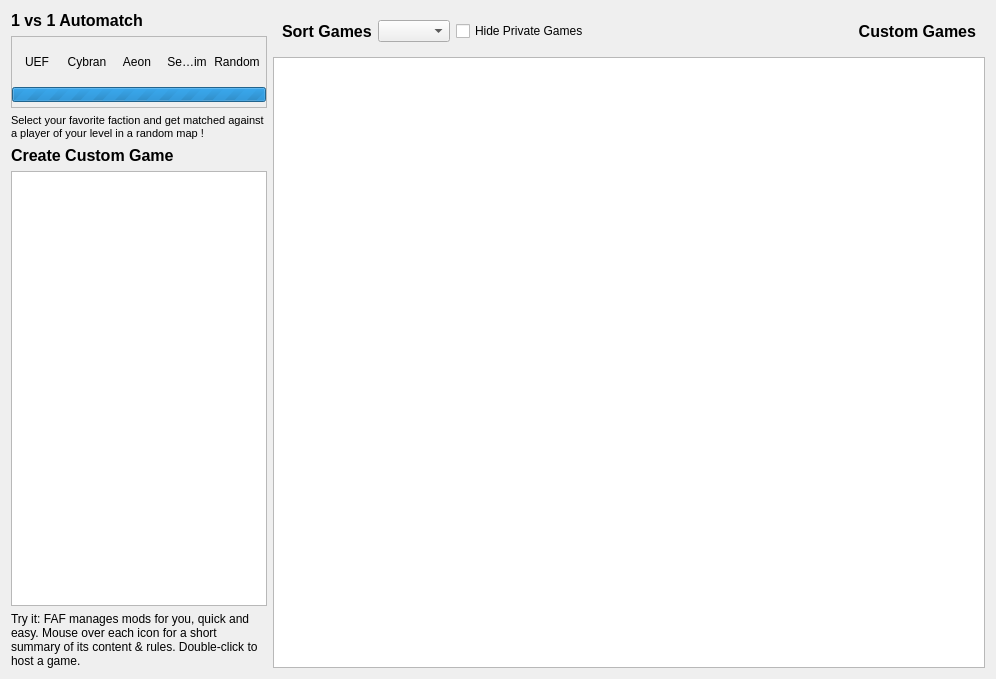
Old version of the form res/games/games.ui in the repository FAForever/client.
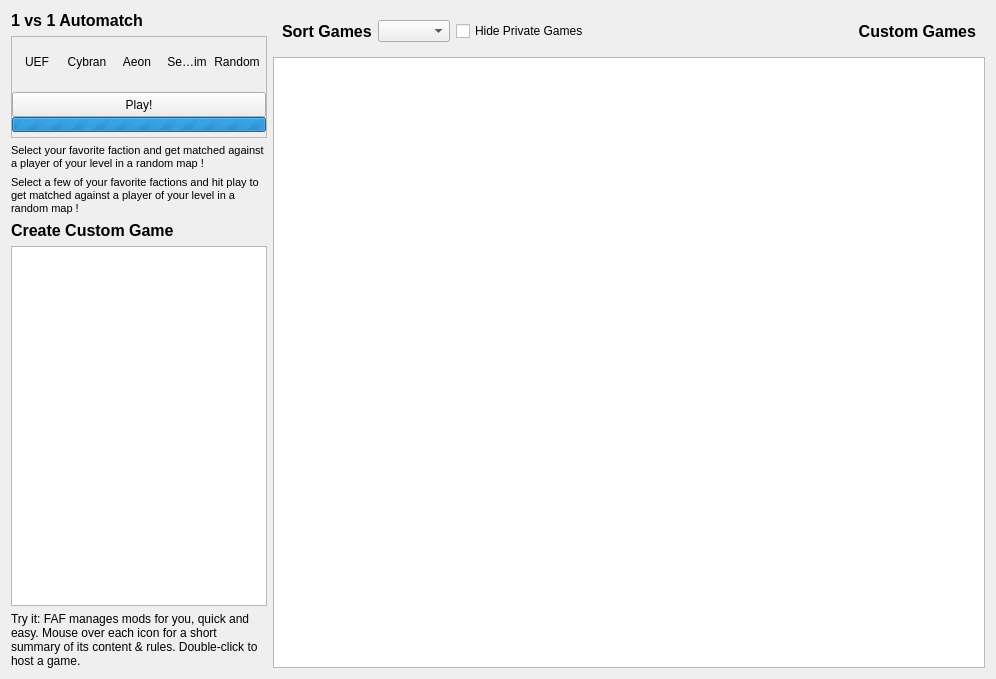
New version of the form.

Commit message:
Make it possible to choose subset of factions
The user has the option to select in the option menu to change the
behaviour of the buttons by being able to select multiple factions and
then press play. The client will choose a faction for the user and start
searching.

```diff
--- a/res/games/games.ui
+++ b/res/games/games.ui
@@ -84,6 +84,49 @@
          <property name="spacing">
           <number>0</number>
          </property>
+         <item row="3" column="0">
+          <widget class="QProgressBar" name="searchProgress">
+           <property name="font">
+            <font>
+             <pointsize>4</pointsize>
+            </font>
+           </property>
+           <property name="toolTip">
+            <string>Scanning for Opponents</string>
+           </property>
+           <property name="minimum">
+            <number>0</number>
+           </property>
+           <property name="maximum">
+            <number>0</number>
+           </property>
+           <property name="value">
+            <number>0</number>
+           </property>
+           <property name="alignment">
+            <set>Qt::AlignCenter</set>
+           </property>
+           <property name="format">
+            <string>scanning</string>
+           </property>
+          </widget>
+         </item>
+         <item row="4" column="0">
+          <spacer name="verticalSpacer">
+           <property name="orientation">
+            <enum>Qt::Vertical</enum>
+           </property>
+           <property name="sizeType">
+            <enum>QSizePolicy::Minimum</enum>
+           </property>
+           <property name="sizeHint" stdset="0">
+            <size>
+             <width>5</width>
+             <height>5</height>
+            </size>
+           </property>
+          </spacer>
+         </item>
          <item row="0" column="0">
           <layout class="QHBoxLayout" name="horizontalLayout_2">
            <property name="spacing">
@@ -352,47 +395,51 @@
           </layout>
          </item>
          <item row="2" column="0">
-          <spacer name="verticalSpacer">
-           <property name="orientation">
-            <enum>Qt::Vertical</enum>
+          <widget class="QToolButton" name="rankedPlay">
+           <property name="sizePolicy">
+            <sizepolicy hsizetype="Expanding" vsizetype="Fixed">
+             <horstretch>0</horstretch>
+             <verstretch>0</verstretch>
+            </sizepolicy>
            </property>
-           <property name="sizeType">
-            <enum>QSizePolicy::Minimum</enum>
-           </property>
-           <property name="sizeHint" stdset="0">
+           <property name="minimumSize">
             <size>
-             <width>5</width>
-             <height>5</height>
+             <width>0</width>
+             <height>25</height>
             </size>
            </property>
-          </spacer>
+           <property name="acceptDrops">
+            <bool>false</bool>
+           </property>
+           <property name="toolTip">
+            <string/>
+           </property>
+           <property name="whatsThis">
+            <string extracomment="Select some factions and start searching for a 1 vs 1 match"/>
+           </property>
+           <property name="autoFillBackground">
+            <bool>true</bool>
+           </property>
+           <property name="text">
+            <string>Play!</string>
+           </property>
+          </widget>
          </item>
          <item row="1" column="0">
-          <widget class="QProgressBar" name="searchProgress">
-           <property name="font">
-            <font>
-             <pointsize>4</pointsize>
-            </font>
+          <spacer name="verticalSpacer_2">
+           <property name="orientation">
+            <enum>Qt::Vertical</enum>
            </property>
-           <property name="toolTip">
-            <string>Scanning for Opponents</string>
+           <property name="sizeType">
+            <enum>QSizePolicy::Fixed</enum>
            </property>
-           <property name="minimum">
-            <number>0</number>
+           <property name="sizeHint" stdset="0">
+            <size>
+             <width>20</width>
+             <height>5</height>
+            </size>
            </property>
-           <property name="maximum">
-            <number>0</number>
-           </property>
-           <property name="value">
-            <number>0</number>
-           </property>
-           <property name="alignment">
-            <set>Qt::AlignCenter</set>
-           </property>
-           <property name="format">
-            <string>scanning</string>
-           </property>
-          </widget>
+          </spacer>
          </item>
         </layout>
        </widget>
@@ -424,6 +471,23 @@
         </property>
        </widget>
       </item>
+      <item>
+       <widget class="QLabel" name="labelSubsetRankedHint">
+        <property name="mouseTracking">
+         <bool>true</bool>
+        </property>
+        <property name="text">
+         <string>&lt;!DOCTYPE HTML PUBLIC &quot;-//W3C//DTD HTML 4.0//EN&quot; &quot;http://www.w3.org/TR/REC-html40/strict.dtd&quot;&gt;
+&lt;html&gt;&lt;head&gt;&lt;meta name=&quot;qrichtext&quot; content=&quot;1&quot; /&gt;&lt;style type=&quot;text/css&quot;&gt;
+p, li { white-space: pre-wrap; }
+&lt;/style&gt;&lt;/head&gt;&lt;body style=&quot; font-family:'MS Shell Dlg 2'; font-size:8.25pt; font-weight:400; font-style:normal;&quot;&gt;
+&lt;p style=&quot; margin-top:12px; margin-bottom:12px; margin-left:0px; margin-right:0px; -qt-block-indent:0; text-indent:0px;&quot;&gt;Select a few of your favorite factions and hit play to get matched against a player of your level in a random map !&lt;/p&gt;&lt;/body&gt;&lt;/html&gt;</string>
+        </property>
+        <property name="wordWrap">
+         <bool>true</bool>
+        </property>
+       </widget>
+      </item>
       <item>
        <widget class="QLabel" name="labelHostGame">
         <property name="font">
```
The commit also changes 4 other files.
